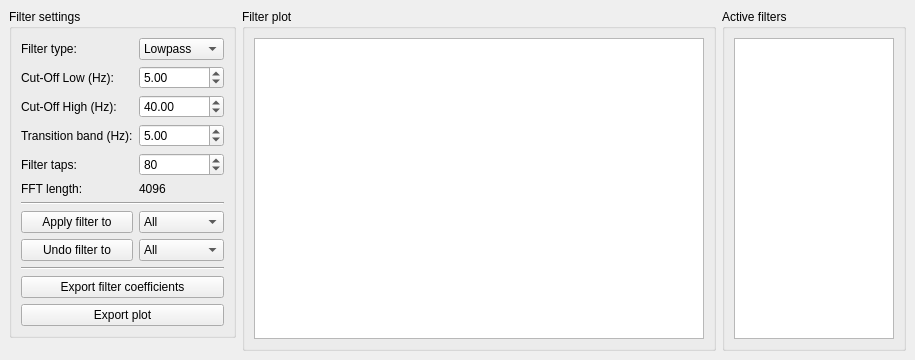
Above: applications/mne_browse_raw_qt/Windows/filterwindowdock.ui from mne-tools/mne-cpp before the change. Below: the same form after it.
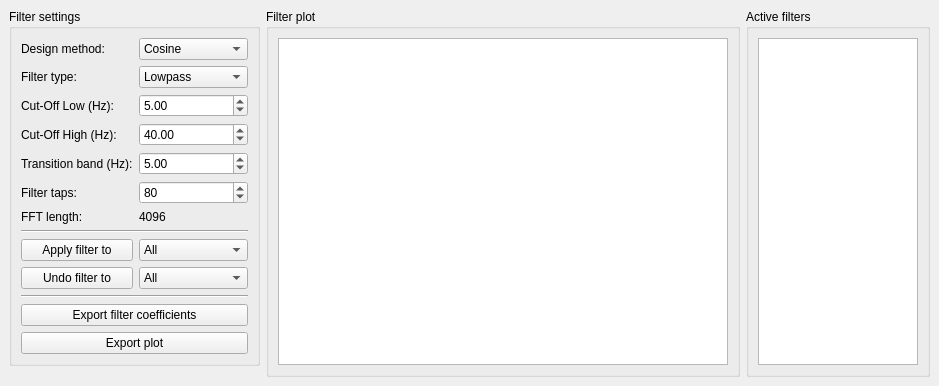
That is the form after the change.

Commit message: - add cosine filtering (matti's code)

The edit to the form file:
```diff
--- a/applications/mne_browse_raw_qt/Windows/filterwindowdock.ui
+++ b/applications/mne_browse_raw_qt/Windows/filterwindowdock.ui
@@ -6,8 +6,8 @@
    <rect>
     <x>0</x>
     <y>0</y>
-    <width>896</width>
-    <height>360</height>
+    <width>909</width>
+    <height>386</height>
    </rect>
   </property>
   <property name="allowedAreas">
@@ -62,26 +62,6 @@
             <number>6</number>
            </property>
            <item row="3" column="1">
-            <widget class="QDoubleSpinBox" name="m_doubleSpinBox_transitionband">
-             <property name="maximum">
-              <double>999.000000000000000</double>
-             </property>
-             <property name="singleStep">
-              <double>1.000000000000000</double>
-             </property>
-             <property name="value">
-              <double>5.000000000000000</double>
-             </property>
-            </widget>
-           </item>
-           <item row="3" column="0">
-            <widget class="QLabel" name="m_label_transitionBand">
-             <property name="text">
-              <string>Transition band (Hz):</string>
-             </property>
-            </widget>
-           </item>
-           <item row="2" column="1">
             <widget class="QDoubleSpinBox" name="m_doubleSpinBox_highpass">
              <property name="maximum">
               <double>999.000000000000000</double>
@@ -94,10 +74,10 @@
              </property>
             </widget>
            </item>
-           <item row="0" column="1">
+           <item row="1" column="1">
             <widget class="QComboBox" name="m_comboBox_filterType">
              <property name="sizePolicy">
-              <sizepolicy hsizetype="Fixed" vsizetype="Fixed">
+              <sizepolicy hsizetype="Preferred" vsizetype="Fixed">
                <horstretch>0</horstretch>
                <verstretch>0</verstretch>
               </sizepolicy>
@@ -119,14 +99,47 @@
              </item>
             </widget>
            </item>
-           <item row="0" column="0">
+           <item row="4" column="0">
+            <widget class="QLabel" name="m_label_transitionBand">
+             <property name="text">
+              <string>Transition band (Hz):</string>
+             </property>
+            </widget>
+           </item>
+           <item row="4" column="1">
+            <widget class="QDoubleSpinBox" name="m_doubleSpinBox_transitionband">
+             <property name="maximum">
+              <double>999.000000000000000</double>
+             </property>
+             <property name="singleStep">
+              <double>1.000000000000000</double>
+             </property>
+             <property name="value">
+              <double>5.000000000000000</double>
+             </property>
+            </widget>
+           </item>
+           <item row="1" column="0">
             <widget class="QLabel" name="m_label_filterType">
              <property name="text">
               <string>Filter type:</string>
              </property>
             </widget>
            </item>
-           <item row="8" column="1">
+           <item row="2" column="1">
+            <widget class="QDoubleSpinBox" name="m_doubleSpinBox_lowpass">
+             <property name="maximum">
+              <double>999.000000000000000</double>
+             </property>
+             <property name="singleStep">
+              <double>1.000000000000000</double>
+             </property>
+             <property name="value">
+              <double>5.000000000000000</double>
+             </property>
+            </widget>
+           </item>
+           <item row="9" column="1">
             <widget class="QComboBox" name="m_comboBox_filterUndoTo">
              <item>
               <property name="text">
@@ -160,40 +173,75 @@
              </item>
             </widget>
            </item>
-           <item row="2" column="0">
+           <item row="9" column="0">
+            <widget class="QPushButton" name="m_pushButton_undoFiltering">
+             <property name="sizePolicy">
+              <sizepolicy hsizetype="Preferred" vsizetype="Fixed">
+               <horstretch>0</horstretch>
+               <verstretch>0</verstretch>
+              </sizepolicy>
+             </property>
+             <property name="text">
+              <string>Undo filter to</string>
+             </property>
+            </widget>
+           </item>
+           <item row="3" column="0">
             <widget class="QLabel" name="m_label_highpass">
              <property name="text">
               <string>Cut-Off High (Hz):</string>
              </property>
             </widget>
            </item>
-           <item row="1" column="1">
-            <widget class="QDoubleSpinBox" name="m_doubleSpinBox_lowpass">
-             <property name="maximum">
-              <double>999.000000000000000</double>
+           <item row="12" column="0" colspan="2">
+            <widget class="QPushButton" name="m_pushButton_exportPlot">
+             <property name="text">
+              <string>Export plot</string>
              </property>
-             <property name="singleStep">
-              <double>1.000000000000000</double>
+            </widget>
+           </item>
+           <item row="11" column="0" colspan="2">
+            <widget class="QPushButton" name="m_pushButton_exportFilter">
+             <property name="text">
+              <string>Export filter coefficients</string>
              </property>
-             <property name="value">
-              <double>5.000000000000000</double>
-             </property>
+            </widget>
+           </item>
+           <item row="8" column="1">
+            <widget class="QComboBox" name="m_comboBox_filterApplyTo">
+             <item>
+              <property name="text">
+               <string>All</string>
+              </property>
+             </item>
+             <item>
+              <property name="text">
+               <string>MEG</string>
+              </property>
+             </item>
+             <item>
+              <property name="text">
+               <string>EEG</string>
+              </property>
+             </item>
+             <item>
+              <property name="text">
+               <string>ECG</string>
+              </property>
+             </item>
+             <item>
+              <property name="text">
+               <string>EOG</string>
+              </property>
+             </item>
+             <item>
+              <property name="text">
+               <string>EMG</string>
+              </property>
+             </item>
             </widget>
            </item>
            <item row="8" column="0">
-            <widget class="QPushButton" name="m_pushButton_undoFiltering">
-             <property name="sizePolicy">
-              <sizepolicy hsizetype="Preferred" vsizetype="Fixed">
-               <horstretch>0</horstretch>
-               <verstretch>0</verstretch>
-              </sizepolicy>
-             </property>
-             <property name="text">
-              <string>Undo filter to</string>
-             </property>
-            </widget>
-           </item>
-           <item row="7" column="0">
             <widget class="QPushButton" name="m_pushButton_applyFilter">
              <property name="sizePolicy">
               <sizepolicy hsizetype="Preferred" vsizetype="Fixed">
@@ -206,76 +254,42 @@
              </property>
             </widget>
            </item>
-           <item row="7" column="1">
-            <widget class="QComboBox" name="m_comboBox_filterApplyTo">
-             <item>
-              <property name="text">
-               <string>All</string>
-              </property>
-             </item>
-             <item>
-              <property name="text">
-               <string>MEG</string>
-              </property>
-             </item>
-             <item>
-              <property name="text">
-               <string>EEG</string>
-              </property>
-             </item>
-             <item>
-              <property name="text">
-               <string>ECG</string>
-              </property>
-             </item>
-             <item>
-              <property name="text">
-               <string>EOG</string>
-              </property>
-             </item>
-             <item>
-              <property name="text">
-               <string>EMG</string>
-              </property>
-             </item>
-            </widget>
-           </item>
            <item row="10" column="0" colspan="2">
-            <widget class="QPushButton" name="m_pushButton_exportFilter">
-             <property name="text">
-              <string>Export filter coefficients</string>
-             </property>
-            </widget>
-           </item>
-           <item row="9" column="0" colspan="2">
             <widget class="Line" name="line_2">
              <property name="orientation">
               <enum>Qt::Horizontal</enum>
              </property>
             </widget>
            </item>
-           <item row="11" column="0" colspan="2">
-            <widget class="QPushButton" name="m_pushButton_exportPlot">
+           <item row="2" column="0">
+            <widget class="QLabel" name="m_label_lowpass">
              <property name="text">
-              <string>Export plot</string>
+              <string>Cut-Off Low (Hz):</string>
              </property>
             </widget>
            </item>
-           <item row="4" column="0">
-            <widget class="QLabel" name="label">
+           <item row="6" column="0">
+            <widget class="QLabel" name="label_2">
              <property name="text">
-              <string>Filter taps:</string>
+              <string>FFT length:</string>
              </property>
             </widget>
            </item>
-           <item row="6" column="0" colspan="2">
+           <item row="7" column="0" colspan="2">
             <widget class="Line" name="line">
              <property name="orientation">
               <enum>Qt::Horizontal</enum>
              </property>
             </widget>
            </item>
-           <item row="4" column="1">
+           <item row="6" column="1">
+            <widget class="QLabel" name="m_label_fftLength">
+             <property name="text">
+              <string>4096</string>
+             </property>
+            </widget>
+           </item>
+           <item row="5" column="1">
             <widget class="QSpinBox" name="m_spinBox_filterTaps">
              <property name="minimum">
               <number>9</number>
@@ -288,24 +302,31 @@
              </property>
             </widget>
            </item>
-           <item row="1" column="0">
-            <widget class="QLabel" name="m_label_lowpass">
-             <property name="text">
-              <string>Cut-Off Low (Hz):</string>
-             </property>
-            </widget>
-           </item>
            <item row="5" column="0">
-            <widget class="QLabel" name="label_2">
+            <widget class="QLabel" name="m_label_filterTaps">
              <property name="text">
-              <string>FFT length:</string>
+              <string>Filter taps:</string>
              </property>
             </widget>
            </item>
-           <item row="5" column="1">
-            <widget class="QLabel" name="m_label_fftLength">
+           <item row="0" column="1">
+            <widget class="QComboBox" name="m_comboBox_designMethod">
+             <item>
+              <property name="text">
+               <string>Cosine</string>
+              </property>
+             </item>
+             <item>
+              <property name="text">
+               <string>Tschebyscheff</string>
+              </property>
+             </item>
+            </widget>
+           </item>
+           <item row="0" column="0">
+            <widget class="QLabel" name="m_label_designMethod">
              <property name="text">
-              <string>4096</string>
+              <string>Design method:</string>
              </property>
             </widget>
            </item>
```
The commit also changes 8 other files.
